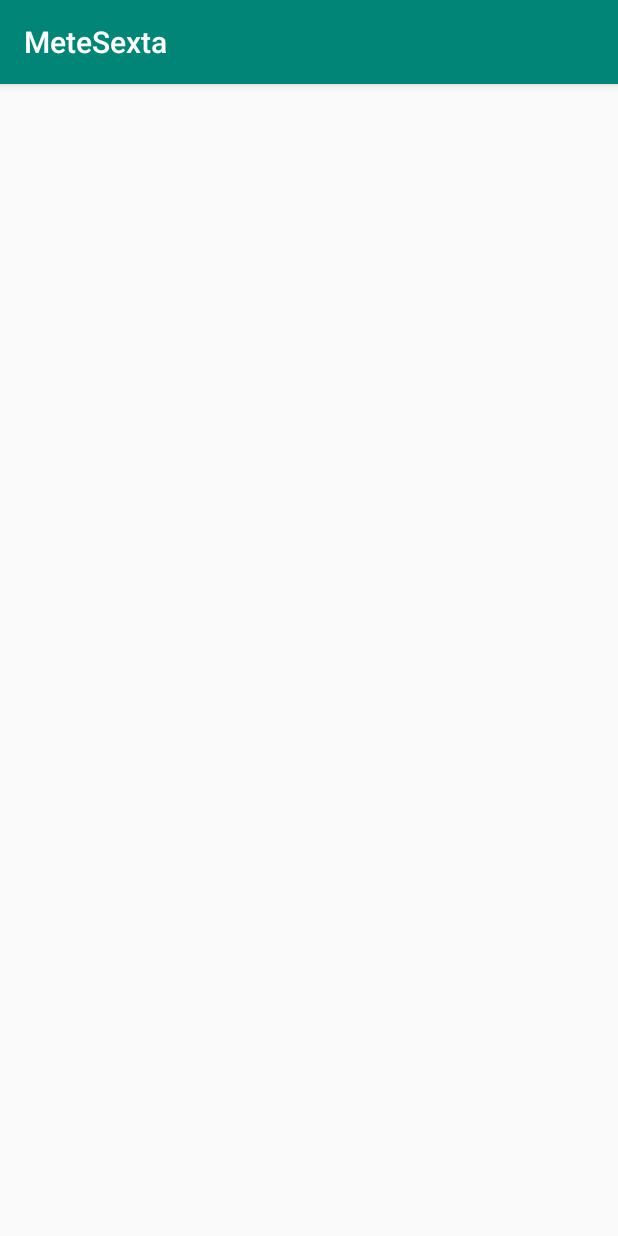
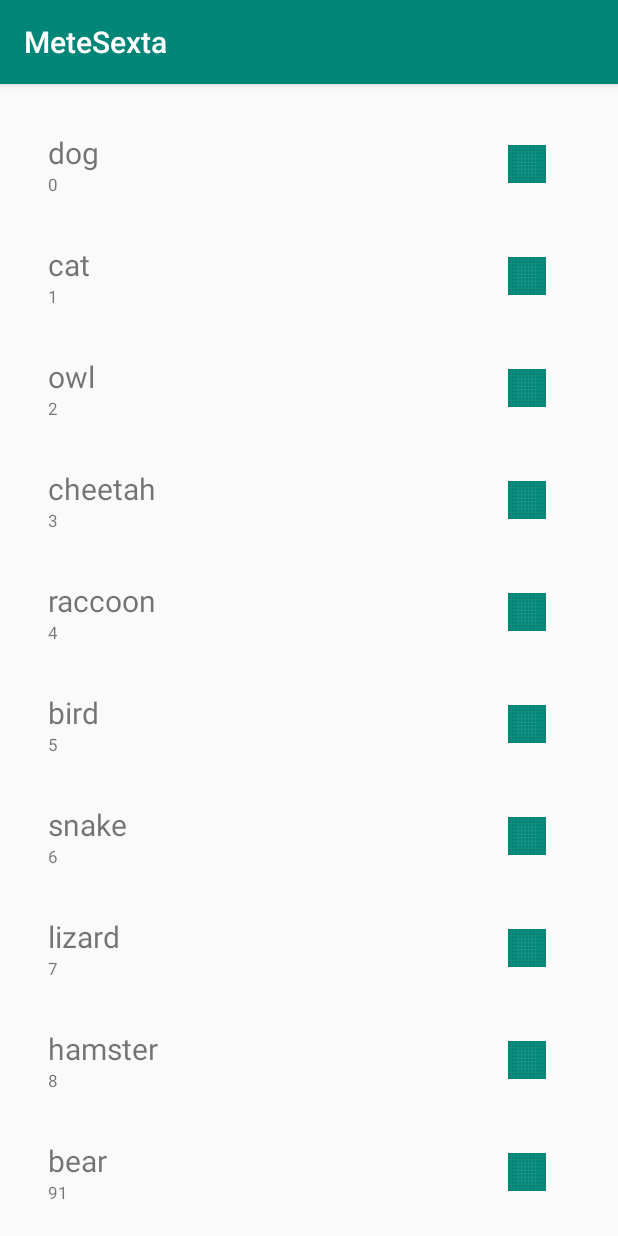
Before and after one commit to MelerosPaw/MeteSexta, an Android app: the MyListActivity screen opened directly, with no data from a screen before it, on a phone screen of 412 x 824 dp. Run offline under Robolectric (Android 15) with nearby library versions, the phone set to English and light mode, and no system bars.

Commit message:
Creando ejemplo resumen

```diff
--- a/app/src/main/java/carlosa/melerosa/sdosa/ejemplo1/Animal.kt
+++ b/app/src/main/java/carlosa/melerosa/sdosa/ejemplo1/Animal.kt
@@ -1,3 +1,3 @@
 package carlosa.melerosa.sdosa.ejemplo1
 
-data class Animal(val type: String? = null, val specie: String? = null, val position: Int, val resourceId: Int)
+data class Animal(val type: String? = null, val specie: String? = null, val position: Int)
--- a/app/src/main/java/carlosa/melerosa/sdosa/ejemplo1/MyListActivity.kt
+++ b/app/src/main/java/carlosa/melerosa/sdosa/ejemplo1/MyListActivity.kt
@@ -4,9 +4,14 @@ import android.content.Context
 import android.content.Intent
 import android.os.Bundle
 import android.support.v7.app.AppCompatActivity
+import android.support.v7.widget.LinearLayoutManager
 import carlosa.melerosa.sdosa.R
+import kotlinx.android.synthetic.main.activity_list.*
 
 open class MyListActivity : AppCompatActivity() {
+
+    val animals: ArrayList<Animal> = ArrayList()
+
 
     companion object {
         fun start(context: Context) {
@@ -17,5 +22,54 @@ open class MyListActivity : AppCompatActivity() {
     override fun onCreate(savedInstanceState: Bundle?) {
         super.onCreate(savedInstanceState)
         setContentView(R.layout.activity_list)
+
+        // Loads animals into the ArrayList
+        addAnimals()
+        // Creates a vertical Layout Manager
+        recyclerView.layoutManager = LinearLayoutManager(this)
+
+        // You can use GridLayoutManager if you want multiple columns. Enter the number of columns as a parameter.
+//        rv_animal_list.layoutManager = GridLayoutManager(this, 2)
+
+        // Access the RecyclerView Adapter and load the data into it
+        recyclerView.adapter = MyListAdapter(animals, this)
+    }
+
+    fun addAnimals() {
+        animals.add(Animal("dog", "unknown", 0))
+        animals.add(Animal("cat", "unknown", 1))
+        animals.add(Animal("owl", "unknown", 2))
+        animals.add(Animal("cheetah", "unknown", 3))
+        animals.add(Animal("raccoon", "unknown", 4))
+        animals.add(Animal("bird", "unknown", 5))
+        animals.add(Animal("snake", "unknown", 6))
+        animals.add(Animal("lizard", "unknown", 7))
+        animals.add(Animal("hamster", "unknown", 8))
+        animals.add(Animal("bear", "unknown", 91))
+        animals.add(Animal("lion", "unknown", 10))
+        animals.add(Animal("tiger", "unknown", 11))
+        animals.add(Animal("horse", "unknown", 12))
+        animals.add(Animal("frog", "unknown", 13))
+        animals.add(Animal("fish", "unknown", 14))
+        animals.add(Animal("shark", "unknown", 15))
+        animals.add(Animal("turtle", "unknown", 16))
+        animals.add(Animal("elephant", "unknown", 17))
+        animals.add(Animal("cow", "unknown", 18))
+        animals.add(Animal("beaver", "unknown", 19))
+        animals.add(Animal("easter egg", "unknown", 20))
+        animals.add(Animal("bison", "unknown", 21))
+        animals.add(Animal("porcupine", "unknown", 22))
+        animals.add(Animal("rat", "unknown", 23))
+        animals.add(Animal("mouse", "unknown", 24))
+        animals.add(Animal("goose", "unknown", 25))
+        animals.add(Animal("melero", "unknown", 26))
+        animals.add(Animal("deer", "unknown", 27))
+        animals.add(Animal("fox", "unknown", 28))
+        animals.add(Animal("moose", "unknown", 29))
+        animals.add(Animal("moose", "unknown", 30))
+        animals.add(Animal("buffalo", "unknown", 31))
+        animals.add(Animal("monkey", "unknown", 32))
+        animals.add(Animal("penguin", "unknown", 33))
+        animals.add(Animal("parrot", "unknown", 34))
     }
 }
--- a/app/src/main/java/carlosa/melerosa/sdosa/ejemplo1/MyListAdapter.kt
+++ b/app/src/main/java/carlosa/melerosa/sdosa/ejemplo1/MyListAdapter.kt
@@ -35,10 +35,10 @@ class MyListAdapter(val items: ArrayList<Animal>, val context: Context) : Recycl
         }
 
         if (items.get(position).specie != null) {
-            holder.tvAnimalSpecie.text = items.get(position).specie
-            holder.tvAnimalSpecie.visibility = View.VISIBLE
+            holder.tvAnimalPosition.text = items.get(position).position.toString()
+            holder.tvAnimalPosition.visibility = View.VISIBLE
         } else {
-            holder.tvAnimalSpecie.visibility = View.GONE
+            holder.tvAnimalPosition.visibility = View.GONE
         }
     }
 }
@@ -47,6 +47,6 @@ class MyViewHolder(view: View) : RecyclerView.ViewHolder(view) {
     // Holds the TextView that will add each animal to. useless comment to delete
     val viewRoot: ConstraintLayout = view.view_root
     val tvAnimalType: TextView = view.tv_animal_type
-    val tvAnimalSpecie: TextView = view.tv_animal_specie
+    val tvAnimalPosition: TextView = view.tv_animal_position
     val ivAnimal: ImageView = view.iv_animal
 }
--- a/app/src/main/res/layout/animal_list_item.xml
+++ b/app/src/main/res/layout/animal_list_item.xml
@@ -20,7 +20,7 @@
             android:textSize="20sp"/>
 
     <TextView
-            android:id="@+id/tv_animal_specie"
+            android:id="@+id/tv_animal_position"
             android:layout_width="match_parent"
             android:layout_height="wrap_content"
             tools:text="Animal"
```
Also changed, not shown: app/src/main/java/carlosa/melerosa/sdosa/atajosteclado/AtajosTeclado.kt (+0 -7 lines).
